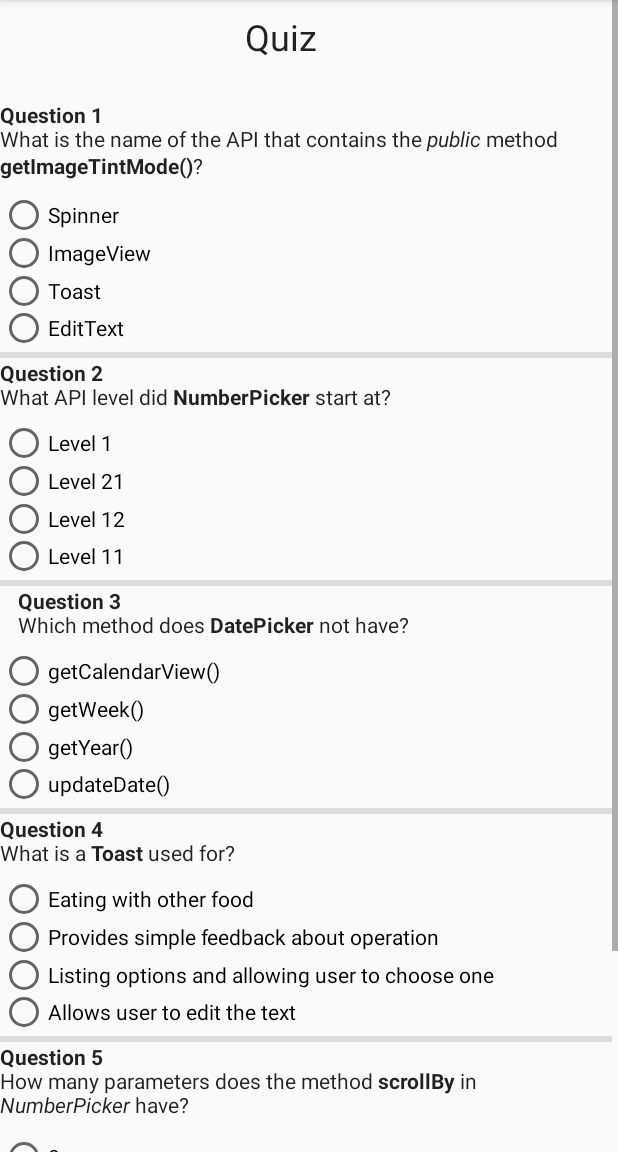
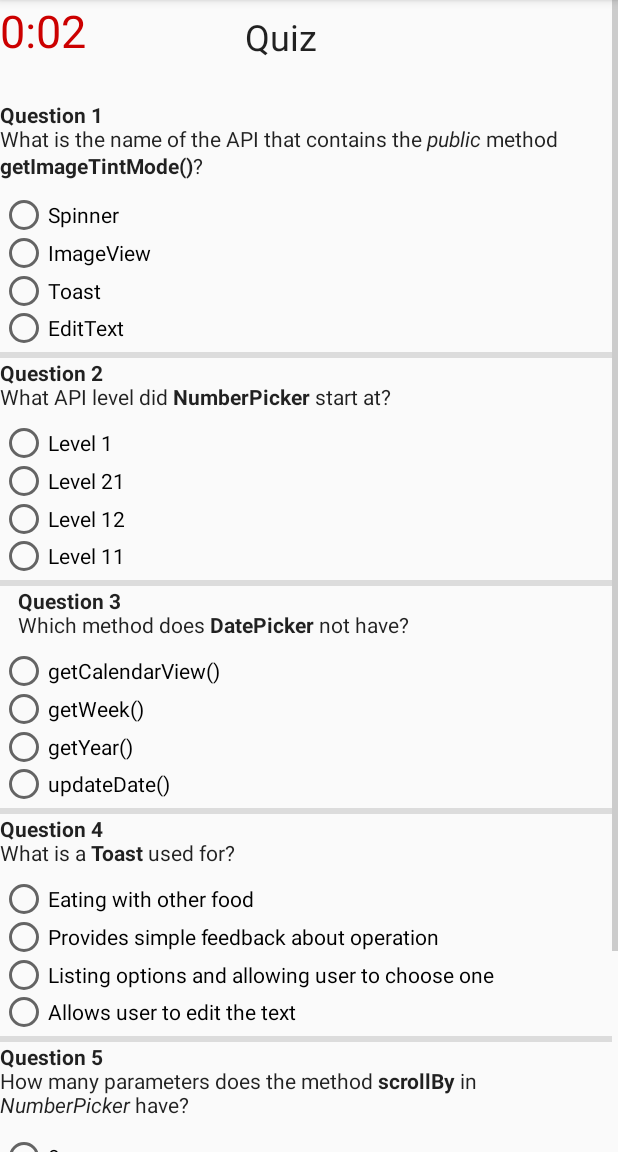
Before and after one commit to UWI-Bois/Android-WLM-COMP3606, an Android app: the screen it shows after launch (Quiz), after a tap on "QUIZ", on a phone screen of 412 x 824 dp, the part 84-1236 px from its top. Run offline under Robolectric (Android 15) with nearby library versions, the phone set to English and light mode, and no system bars.

Commit message:
quiz done with timer

```diff
--- a/assignments/COMP3606_ASG2/app/src/main/java/me/comp3606_asg2/Quiz.java
+++ b/assignments/COMP3606_ASG2/app/src/main/java/me/comp3606_asg2/Quiz.java
@@ -4,6 +4,7 @@ import androidx.appcompat.app.AppCompatActivity;
 
 import android.content.Context;
 import android.os.Bundle;
+import android.os.Handler;
 import android.view.View;
 import android.widget.Button;
 import android.widget.RadioButton;
@@ -18,55 +19,82 @@ import java.io.IOException;
 import java.io.ObjectInputStream;
 import java.io.ObjectOutputStream;
 
+import javax.security.auth.callback.Callback;
+
 public class Quiz extends AppCompatActivity {
 
     // TODO: 13-Nov-19 implement a timer, save the time taken upon succesfully submiting the quiz, save that time in the file
 
-    private TextView txtView_yourScore, txtView_highScore;
+    private TextView txtView_yourScore, txtView_highScore, txtView_timer;
 
     private RadioGroup q1, q2, q3, q4, q5;
     private RadioButton a1, a2, a3, a4, a5;
     private int q1Selection,q2Selection,q3Selection,q4Selection,q5Selection;
-    private Button btn_done;
+    private Button btn_done, btn_reset;
     private Score score;
     private String FILENAME;
     private File file;
     private FileOutputStream fop;
     private FileInputStream fis;
-    private boolean newFile, newHS;
+    private boolean newFile, newHS, newTime, finishedQuiz;
 
     // timer stuff
-    private long startTime, elapsedTime, seconds, secondsDisplay, minutes;
+    private long startTime, seconds, minutes, millis;
+    //runs without a timer by reposting this handler at the end of the runnable
+    private Handler timerHandler;
+    private Runnable timerRunnable;
 
     @Override
     protected void onCreate(Bundle savedInstanceState) {
         super.onCreate(savedInstanceState);
         setContentView(R.layout.activity_quiz);
 
-        newHS = false; // check for a new high score
-        score = new Score();
-
-        initTimer();
-
+        initLayout();
+        initUI();
         try {
             initFile(); // check to see if the file exists, if it does not, create it, and initialize the score
         } catch (IOException e) {
             e.printStackTrace();
         }
-        openFile();
-        initLayout();
-        initUI();
+        openFile(); // get the score from the file for comparing
+        initTimer(); // start the timer initially
     }
 
     private void initTimer() {
-        startTime = System.currentTimeMillis();
-        elapsedTime = System.currentTimeMillis() - startTime;
-        seconds = elapsedTime / 1000;
-        secondsDisplay = seconds % 60;
-        System.out.println(secondsDisplay);
+        System.out.println("initTimer() says: ");
+        //runs without a timer by reposting this handler at the end of the runnable
+        timerHandler = new Handler();
+        timerRunnable = new Runnable() {
+
+            @Override
+            public void run() {
+                millis = System.currentTimeMillis() - startTime;
+                seconds = (millis / 1000);
+                minutes = seconds / 60;
+                seconds = seconds % 60;
+
+                txtView_timer.setText(String.format("%d:%02d", minutes, seconds));
+
+                timerHandler.postDelayed(this, 500);
+            }
+        };
+        startTime = System.currentTimeMillis(); // start timer
+        timerHandler.postDelayed(timerRunnable, 0);
     }
 
     private void initUI() {
+
+        newHS = false; // check for a new high score
+        newTime = false; // check to see if the person set a better time (lower time)
+        score = new Score();
+        finishedQuiz = false;
+
+        q1.clearCheck();
+        q2.clearCheck();
+        q3.clearCheck();
+        q4.clearCheck();
+        q5.clearCheck();
+
         txtView_yourScore.setText(
                 "Your stats: " + score.getScore()
         );
@@ -125,6 +153,7 @@ public class Quiz extends AppCompatActivity {
         txtView_yourScore.setText("Your Stats: ");
         txtView_highScore = findViewById(R.id.txtView_highScore);
         txtView_highScore.setText("Best Stats: ");
+        txtView_timer = findViewById(R.id.txtView_timer);
 
         // question radio groups
         q1 = findViewById(R.id.q1Group);
@@ -141,6 +170,9 @@ public class Quiz extends AppCompatActivity {
         // submission button
         btn_done = findViewById(R.id.btn_done);
         btn_done.setOnClickListener(new CustomBtnListener());
+        btn_reset = findViewById(R.id.btn_reset);
+        btn_reset.setOnClickListener(new CustomBtnListener());
+        btn_reset.setText("Reset Quiz");
     }
 
     class CustomBtnListener implements Button.OnClickListener{
@@ -150,7 +182,19 @@ public class Quiz extends AppCompatActivity {
             if(v == btn_done){
                 processQuiz();
             }
+            if(v == btn_reset){
+                resetQuiz();
+            }
         }
+    }
+
+    private void resetQuiz() {
+        if(!finishedQuiz){
+            Toast.makeText(this, "Please finish your current attempt first!", Toast.LENGTH_SHORT).show();
+            return;
+        }
+        initUI();
+        initTimer();
     }
 
     public void processQuiz(){
@@ -162,9 +206,11 @@ public class Quiz extends AppCompatActivity {
         boolean attemptedAll = false;
         attemptedAll = checkRadioButtons(); // check to make sure they attempted all questions
         if(attemptedAll) {
+            timerHandler.removeCallbacks(timerRunnable); // stop timer
             calcScore();
             writeFile();
             updateUI();
+            finishedQuiz = true;
         }
         else{
             System.out.println("please attempt all questions!");
@@ -182,9 +228,11 @@ public class Quiz extends AppCompatActivity {
         txtView_highScore.setText(
                 "Best stats: " + score.getHighScore() + " - time: " + score.getBestTime()
         );
-        if(newHS){
-            Toast.makeText(this, "NEW HIGH SCORE!", Toast.LENGTH_SHORT).show();
+        if(newHS && newTime){
+            Toast.makeText(this, "NEW HIGH SCORE WITH NEW BEST TIME!", Toast.LENGTH_SHORT).show();
         }
+        else if(newHS) Toast.makeText(this, "NEW HIGH SCORE!", Toast.LENGTH_SHORT).show();
+        else if(newTime) Toast.makeText(this, "NEW BEST TIME!!", Toast.LENGTH_SHORT).show();
     }
 
     private void calcScore() {
@@ -196,11 +244,23 @@ public class Quiz extends AppCompatActivity {
         if(q4Selection == a4.getId()) score++;
         if(q5Selection == a5.getId()) score++;
         this.score.setScore(score);
+        this.score.setTime(seconds);
         this.score.incrementCumulativeScore(score);
         this.score.incrementCount();
-        if(this.score.getScore() >= this.score.getHighScore()){
+        if(this.score.getScore() > this.score.getHighScore()){
             this.score.setHighScore(score);
+            this.score.setBestTime(seconds);
             newHS = true;
+            if(this.score.getTime() < this.score.getBestTime()){
+                newTime = true;
+            }
+        }
+        else if(this.score.getScore() == this.score.getHighScore()){
+            if(this.score.getTime() < this.score.getBestTime()){
+                newTime = true;
+                this.score.setBestTime(seconds);
+                this.score.setHighScore(score);
+            }
         }
         System.out.println("Score: " + score);
     }
--- a/assignments/COMP3606_ASG2/app/src/main/java/me/comp3606_asg2/Score.java
+++ b/assignments/COMP3606_ASG2/app/src/main/java/me/comp3606_asg2/Score.java
@@ -1,7 +1,8 @@
 package me.comp3606_asg2;
 
 public class Score {
-    private int score, highScore, time, bestTime, count, cumulativeScore;
+    private int score, highScore, count, cumulativeScore;
+    private long time, bestTime; // time in seconds
 
     public Score(){
         this.highScore = 0;
@@ -30,7 +31,7 @@ public class Score {
         this.count++;
     }
 
-    public void setBestTime(int bestTime) {
+    public void setBestTime(long bestTime) {
         this.bestTime = bestTime;
     }
 
@@ -42,11 +43,11 @@ public class Score {
         this.score = score;
     }
 
-    public void setTime(int time) {
+    public void setTime(long time) {
         this.time = time;
     }
 
-    public int getBestTime() {
+    public long getBestTime() {
         return bestTime;
     }
 
@@ -58,7 +59,7 @@ public class Score {
         return score;
     }
 
-    public int getTime() {
+    public long getTime() {
         return time;
     }
 
--- a/assignments/COMP3606_ASG2/app/src/main/res/layout/activity_quiz.xml
+++ b/assignments/COMP3606_ASG2/app/src/main/res/layout/activity_quiz.xml
@@ -1,11 +1,18 @@
 <?xml version="1.0" encoding="utf-8"?>
-<androidx.constraintlayout.widget.ConstraintLayout
-    xmlns:android="http://schemas.android.com/apk/res/android"
+<androidx.constraintlayout.widget.ConstraintLayout xmlns:android="http://schemas.android.com/apk/res/android"
     xmlns:app="http://schemas.android.com/apk/res-auto"
     xmlns:tools="http://schemas.android.com/tools"
     android:layout_width="match_parent"
     android:layout_height="match_parent"
     tools:context=".Quiz">
+
+    <TextView
+        android:id="@+id/txtView_timer"
+        android:layout_width="153dp"
+        android:layout_height="56dp"
+        android:text="TextView"
+        android:textColor="@android:color/holo_red_dark"
+        android:textSize="30sp" />
 
     <ScrollView
         android:id="@+id/scrollView4"
@@ -51,12 +58,12 @@
                 tools:layout_editor_absoluteY="63dp" />
 
             <RadioGroup
+                android:id="@+id/q1Group"
                 android:layout_width="match_parent"
                 android:layout_height="100dp"
                 android:layout_marginBottom="4dp"
                 tools:layout_editor_absoluteX="52dp"
-                tools:layout_editor_absoluteY="176dp"
-                android:id="@+id/q1Group">
+                tools:layout_editor_absoluteY="176dp">
 
                 <RadioButton
                     android:id="@+id/radioButton"
@@ -107,12 +114,12 @@
                 tools:layout_editor_absoluteY="245dp" />
 
             <RadioGroup
+                android:id="@+id/q2Group"
                 android:layout_width="match_parent"
                 android:layout_height="100dp"
                 android:layout_marginBottom="4dp"
                 tools:layout_editor_absoluteX="114dp"
-                tools:layout_editor_absoluteY="342dp"
-                android:id="@+id/q2Group">
+                tools:layout_editor_absoluteY="342dp">
 
                 <RadioButton
                     android:id="@+id/radioButton5"
@@ -164,12 +171,12 @@
                 tools:layout_editor_absoluteY="405dp" />
 
             <RadioGroup
+                android:id="@+id/q3Group"
                 android:layout_width="match_parent"
                 android:layout_height="100dp"
                 android:layout_marginBottom="4dp"
                 tools:layout_editor_absoluteX="118dp"
-                tools:layout_editor_absoluteY="441dp"
-                android:id="@+id/q3Group">
+                tools:layout_editor_absoluteY="441dp">
 
                 <RadioButton
                     android:id="@+id/radioButton9"
@@ -218,10 +225,10 @@
                 android:visibility="visible" />
 
             <RadioGroup
+                android:id="@+id/q4Group"
                 android:layout_width="match_parent"
                 android:layout_height="100dp"
-                android:layout_marginBottom="4dp"
-                android:id="@+id/q4Group">
+                android:layout_marginBottom="4dp">
 
                 <RadioButton
                     android:id="@+id/radioButton14"
@@ -270,10 +277,10 @@
                 android:visibility="visible" />
 
             <RadioGroup
+                android:id="@+id/q5Group"
                 android:layout_width="match_parent"
                 android:layout_height="100dp"
-                android:layout_marginBottom="4dp"
-                android:id="@+id/q5Group">
+                android:layout_marginBottom="4dp">
 
                 <RadioButton
                     android:id="@+id/radioButton20"
@@ -305,11 +312,24 @@
 
             </RadioGroup>
 
-            <Button
-                android:id="@+id/btn_done"
+            <LinearLayout
                 android:layout_width="match_parent"
-                android:layout_height="wrap_content"
-                android:text="@string/finished_quiz"/>
+                android:layout_height="match_parent"
+                android:orientation="horizontal">
+
+                <Button
+                    android:id="@+id/btn_done"
+                    android:layout_width="208dp"
+                    android:layout_height="wrap_content"
+                    android:text="@string/finished_quiz" />
+
+                <Button
+                    android:id="@+id/btn_reset"
+                    android:layout_width="wrap_content"
+                    android:layout_height="wrap_content"
+                    android:layout_weight="1"
+                    android:text="Button" />
+            </LinearLayout>
 
             <LinearLayout
                 android:layout_width="match_parent"
```
